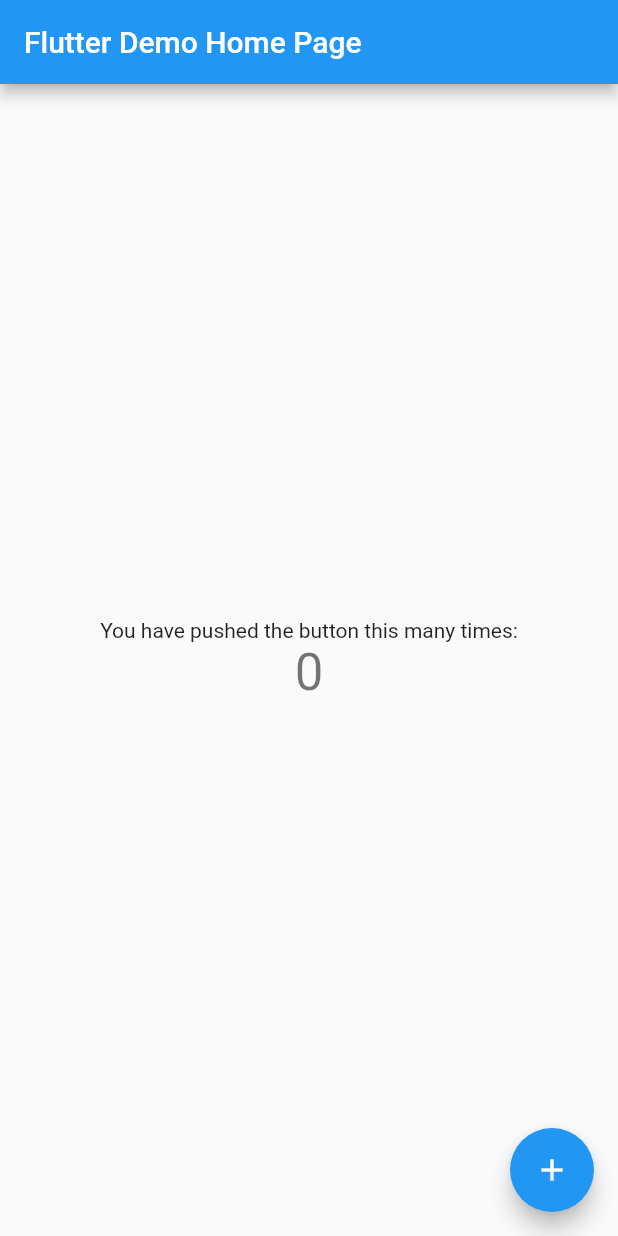
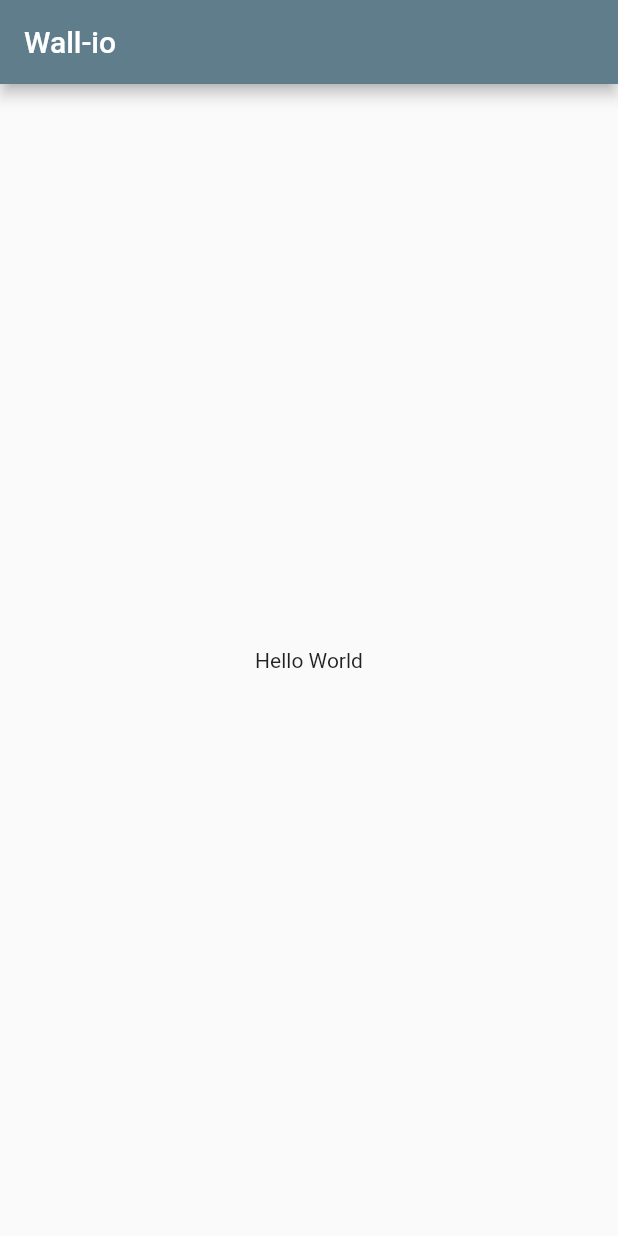
Before and after one commit to flutter-boyz/wall-io, a Flutter app: the screen it shows after launch, on a phone screen of 412 x 824 dp. Run offline on Flutter 3.47's test engine with Material 2 defaults, Android fonts, the light colour scheme and no system bars.

Commit message:
first commit

```diff
--- a/lib/main.dart
+++ b/lib/main.dart
@@ -11,34 +11,15 @@
     return MaterialApp(
       title: 'Flutter Demo',
       theme: ThemeData(
-        // This is the theme of your application.
-        //
-        // Try running your application with "flutter run". You'll see the
-        // application has a blue toolbar. Then, without quitting the app, try
-        // changing the primarySwatch below to Colors.green and then invoke
-        // "hot reload" (press "r" in the console where you ran "flutter run",
-        // or simply save your changes to "hot reload" in a Flutter IDE).
-        // Notice that the counter didn't reset back to zero; the application
-        // is not restarted.
-        primarySwatch: Colors.blue,
+        primarySwatch: Colors.blueGrey,
       ),
-      home: MyHomePage(title: 'Flutter Demo Home Page'),
+      home: MyHomePage(title: 'Wall-io'),
     );
   }
 }
 
 class MyHomePage extends StatefulWidget {
   MyHomePage({Key? key, required this.title}) : super(key: key);
-
-  // This widget is the home page of your application. It is stateful, meaning
-  // that it has a State object (defined below) that contains fields that affect
-  // how it looks.
-
-  // This class is the configuration for the state. It holds the values (in this
-  // case the title) provided by the parent (in this case the App widget) and
-  // used by the build method of the State. Fields in a Widget subclass are
-  // always marked "final".
-
   final String title;
 
   @override
@@ -46,68 +27,15 @@
 }
 
 class _MyHomePageState extends State<MyHomePage> {
-  int _counter = 0;
-
-  void _incrementCounter() {
-    setState(() {
-      // This call to setState tells the Flutter framework that something has
-      // changed in this State, which causes it to rerun the build method below
-      // so that the display can reflect the updated values. If we changed
-      // _counter without calling setState(), then the build method would not be
-      // called again, and so nothing would appear to happen.
-      _counter++;
-    });
-  }
-
   @override
   Widget build(BuildContext context) {
-    // This method is rerun every time setState is called, for instance as done
-    // by the _incrementCounter method above.
-    //
-    // The Flutter framework has been optimized to make rerunning build methods
-    // fast, so that you can just rebuild anything that needs updating rather
-    // than having to individually change instances of widgets.
     return Scaffold(
       appBar: AppBar(
-        // Here we take the value from the MyHomePage object that was created by
-        // the App.build method, and use it to set our appbar title.
         title: Text(widget.title),
       ),
       body: Center(
-        // Center is a layout widget. It takes a single child and positions it
-        // in the middle of the parent.
-        child: Column(
-          // Column is also a layout widget. It takes a list of children and
-          // arranges them vertically. By default, it sizes itself to fit its
-          // children horizontally, and tries to be as tall as its parent.
-          //
-          // Invoke "debug painting" (press "p" in the console, choose the
-          // "Toggle Debug Paint" action from the Flutter Inspector in Android
-          // Studio, or the "Toggle Debug Paint" command in Visual Studio Code)
-          // to see the wireframe for each widget.
-          //
-          // Column has various properties to control how it sizes itself and
-          // how it positions its children. Here we use mainAxisAlignment to
-          // center the children vertically; the main axis here is the vertical
-          // axis because Columns are vertical (the cross axis would be
-          // horizontal).
-          mainAxisAlignment: MainAxisAlignment.center,
-          children: <Widget>[
-            Text(
-              'You have pushed the button this many times:',
-            ),
-            Text(
-              '$_counter',
-              style: Theme.of(context).textTheme.headline4,
-            ),
-          ],
-        ),
+        child: Text('Hello World'),
       ),
-      floatingActionButton: FloatingActionButton(
-        onPressed: _incrementCounter,
-        tooltip: 'Increment',
-        child: Icon(Icons.add),
-      ), // This trailing comma makes auto-formatting nicer for build methods.
     );
   }
 }
--- a/pubspec.yaml
+++ b/pubspec.yaml
@@ -28,6 +28,7 @@
   # The following adds the Cupertino Icons font to your application.
   # Use with the CupertinoIcons class for iOS style icons.
   cupertino_icons: ^1.0.2
+  http: ^0.13.3
 
 dev_dependencies:
   flutter_test:
```
Also changed, not shown: pubspec.lock.
